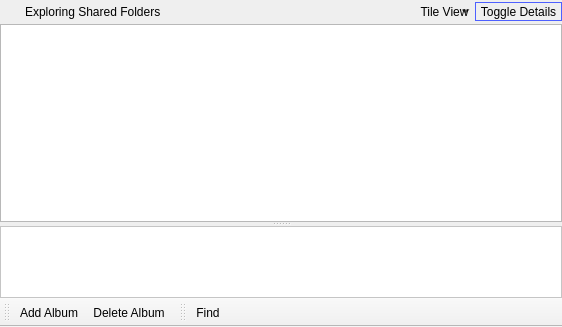
Before: the Qt Designer form trunk/UI/widgetlibraryview.ui in c3c/quazaa, drawn with Qt 5.
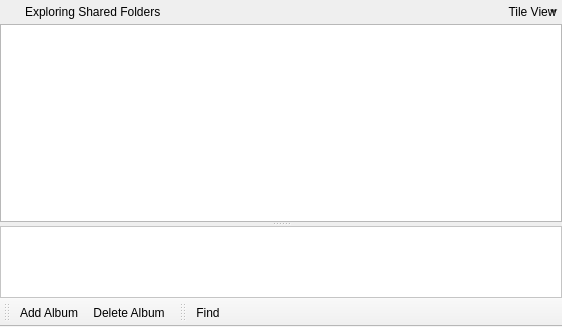
After: the same form once the commit is applied. Icons and pictures are not drawn.

Commit message: All splitters now pop on right click. Eliminated the need for media, library, and search toggle buttons so they are now gone.

Diff of the .ui file:
```diff
--- a/trunk/UI/widgetlibraryview.ui
+++ b/trunk/UI/widgetlibraryview.ui
@@ -159,33 +159,6 @@
          </property>
         </spacer>
        </item>
-       <item row="0" column="4">
-        <widget class="QToolButton" name="toolButtonLibraryDetailsToggle">
-         <property name="text">
-          <string>Toggle Details</string>
-         </property>
-         <property name="icon">
-          <iconset resource="Resource.qrc">
-           <normaloff>:/Resource/Generic/ShowBottombar.png</normaloff>
-           <normalon>:/Resource/Generic/HideSidebar.png</normalon>:/Resource/Generic/ShowBottombar.png</iconset>
-         </property>
-         <property name="iconSize">
-          <size>
-           <width>24</width>
-           <height>24</height>
-          </size>
-         </property>
-         <property name="checkable">
-          <bool>true</bool>
-         </property>
-         <property name="checked">
-          <bool>true</bool>
-         </property>
-         <property name="toolButtonStyle">
-          <enum>Qt::ToolButtonTextBesideIcon</enum>
-         </property>
-        </widget>
-       </item>
       </layout>
      </widget>
     </item>
```
Left out of the diff: 19 changed lines with no effect on the pictures. The commit also changes 29 other files.
